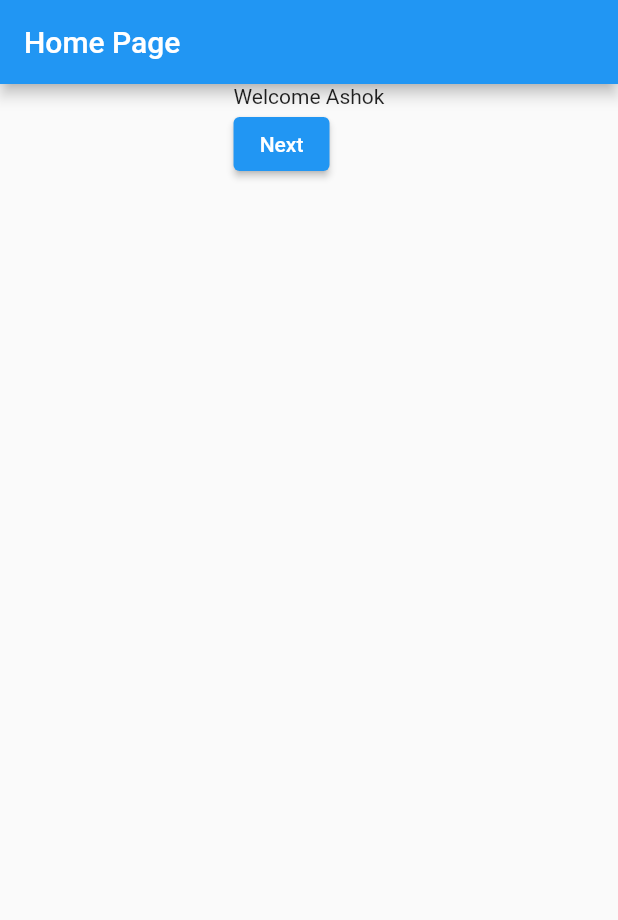
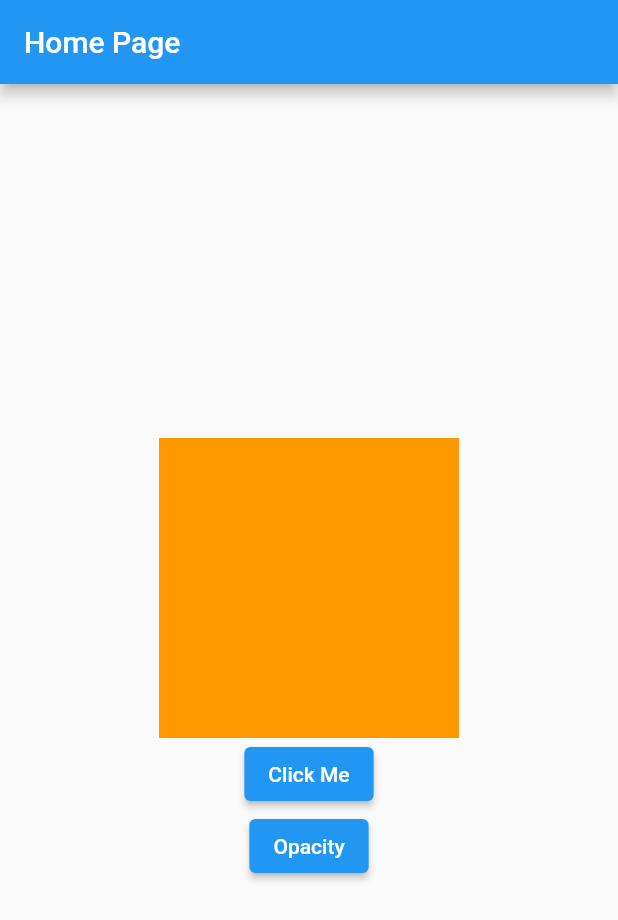
Before and after one commit to Ashok-Dewangan/firstApp, a Flutter app: the screen it shows after launch, on a phone screen of 412 x 824 dp. Shown: the top 920 px of the screen. Run offline on Flutter 3.47's test engine with Material 2 defaults, Android fonts, the phone set to English and light mode, and no system bars.

Commit message:
Animated Container

```diff
--- a/lib/main.dart
+++ b/lib/main.dart
@@ -1,3 +1,5 @@
+import 'dart:math';
+
 import 'package:flutter/material.dart';
 import 'package:flutter/rendering.dart';
 import 'package:flutter_app/splash_page.dart';
@@ -24,23 +26,41 @@ class MyHomePage extends StatefulWidget {
 }
 
 class MyHomeState extends State<MyHomePage>{
-
+  var cWidth = 200.0;
+  var cHeight = 200.0;
+  var opacity = 1.0;
   @override
   Widget build(BuildContext context) {
     return Scaffold(
 appBar: AppBar(title: Text('Home Page')),
-      body: Container(
-        child: Center(
-          child: Column(
-            crossAxisAlignment: CrossAxisAlignment.start,
-            children: [
-              Text('Welcome Ashok'),
-              ElevatedButton(onPressed: (){
-                Navigator.push(context, MaterialPageRoute(builder: (context)=>WelcomePage()));
-              }, child: Text('Next')
-              )
-            ],
-          ),
+      body: Center(
+        child: Column(
+          mainAxisAlignment: MainAxisAlignment.center,
+          children: [
+            AnimatedOpacity(
+              opacity: opacity,
+              duration: Duration(seconds: 2),
+              child: AnimatedContainer(
+                  width: cWidth,
+                  height: cHeight,
+                  color: Colors.orange,
+                duration: Duration(seconds: 2),
+              ),
+            ),
+            ElevatedButton(onPressed: (){
+              setState(() {
+                //generate random width and height
+                Random random = new Random();
+                cWidth = random.nextInt(100).toDouble() + 100;
+                cHeight = random.nextInt(100).toDouble() + 100;
+              });
+            }, child: Text('Click Me')),
+            ElevatedButton(onPressed: (){
+              setState(() {
+                opacity = opacity == 1.0 ? 0.0 : 1.0;
+              });
+            }, child: Text('Opacity')),
+          ],
         ),
       ),
     );
```
